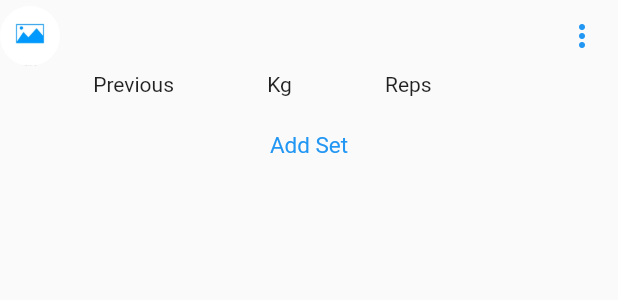
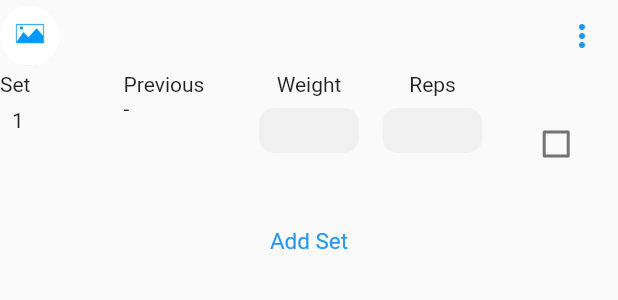
Before and after one commit to DVeneris/training_logger, a Flutter app: the ExerciseSingle widget shown alone on an empty page, opened directly with empty values, after a tap on "Add Set", on a phone screen of 412 x 824 dp. Shown: the top 300 px of the screen. Run offline on Flutter 3.47's test engine with Material 2 defaults, Android fonts, the light colour scheme and no system bars.

Commit message:
Table kanoniko

```diff
--- a/lib/widgets/workout/exercise.dart
+++ b/lib/widgets/workout/exercise.dart
@@ -47,6 +47,84 @@ class _ExerciseSingleState extends State<ExerciseSingle> {
     super.dispose();
   }
 
+  List<TableRow> _setList() {
+    var list = <TableRow>[];
+    var title = const TableRow(children: [
+      Text(
+        'Set',
+        style: TextStyle(fontStyle: FontStyle.normal),
+      ),
+      Text(
+        'Previous',
+        style: TextStyle(fontStyle: FontStyle.normal),
+      ),
+      Center(
+        child: Text(
+          'Weight',
+          style: TextStyle(fontStyle: FontStyle.normal),
+        ),
+      ),
+      Center(
+        child: Text(
+          'Reps',
+          style: TextStyle(fontStyle: FontStyle.normal),
+        ),
+      ),
+      Center(
+        child: Text(
+          '',
+          style: TextStyle(fontStyle: FontStyle.normal),
+        ),
+      ),
+    ]);
+    var sets = widget.exercise.sets.map((set) {
+      return TableRow(children: [
+        Padding(
+          padding: const EdgeInsets.all(8.0),
+          child: Text("${widget.exercise.sets.indexOf(set) + 1}"),
+        ),
+        const Text('-'),
+        Padding(
+          padding: const EdgeInsets.all(8.0),
+          child: WorkoutSetTextield(
+            onChange: (data) {
+              set.weight = data;
+            },
+          ),
+        ),
+        Padding(
+          padding: const EdgeInsets.all(8.0),
+          child: WorkoutSetTextield(
+            onChange: (data) {
+              set.reps = data;
+            },
+          ),
+        ),
+        widget.canTrain
+            ? Padding(
+                padding: const EdgeInsets.all(8.0),
+                child: Checkbox(
+                    value: set.isComplete,
+                    onChanged: (bool? onChanged) {
+                      setState(() {
+                        set.isComplete = onChanged ?? false;
+                      });
+                    }),
+              )
+            : const Padding(
+                padding: EdgeInsets.all(8.0),
+                child: Icon(
+                  Icons.lock,
+                  color: Colors.grey,
+                ),
+              ),
+      ]);
+    }).toList();
+    list.add(title);
+    list.addAll(sets);
+    return list;
+  }
+
   @override
   Widget build(BuildContext context) {
     return Column(
@@ -87,36 +165,7 @@ class _ExerciseSingleState extends State<ExerciseSingle> {
             )
           ],
         ),
-        Row(
-          mainAxisAlignment: MainAxisAlignment.spaceEvenly,
-          children: const [
-            // Padding(
-            //   padding: const EdgeInsets.only(left: 8.0, right: 8),
-            //   child: Text("Set"),
-            // ),
-            // Padding(
-            //   padding: const EdgeInsets.only(left: 8.0, right: 8),
-            //   child: Text("Previous"),
-            // ),
-            // Padding(
-            //   padding: const EdgeInsets.only(left: 8.0, right: 8),
-            //   child: Text("Kg"),
-            // ),
-            // Padding(
-            //   padding: const EdgeInsets.only(left: 8.0, right: 8),
-            //   child: Text("Reps"),
-            // ),
-            // Padding(
-            //   padding: const EdgeInsets.only(left: 8.0, right: 8),
-            //   child: Text(""),
-            // ),
-
-            Text("Previous"),
-            Text("Kg"),
-            Text("Reps"),
-            Text(""),
-          ],
-        ),
+        Table(children: _setList()), //edw
         Row(
           mainAxisAlignment: MainAxisAlignment.center,
           children: [
@@ -224,3 +273,52 @@ class _ExerciseSingleState extends State<ExerciseSingle> {
 //                     ],
 //                   );
 //                 }).toList()),
+
+
+
+// Table(
+//             children: widget.exercise.sets.map((set) {
+//           return TableRow(children: [
+//             ListView.builder(
+//               shrinkWrap: true,
+//               scrollDirection: Axis.vertical,
+//               physics: const NeverScrollableScrollPhysics(),
+//               itemCount: widget.exercise.sets.length,
+//               itemBuilder: (context, index) {
+//                 var set = widget.exercise.sets[index];
+//                 return Padding(
+//                   padding: const EdgeInsets.all(8.0),
+//                   child: Row(
+//                     mainAxisAlignment: MainAxisAlignment.spaceBetween,
+//                     children: [
+//                       Text("${widget.exercise.sets.indexOf(set) + 1}"),
+//                       const Text('-'),
+//                       WorkoutSetTextield(
+//                         onChange: (data) {
+//                           set.weight = data;
+//                         },
+//                       ),
+//                       WorkoutSetTextield(
+//                         onChange: (data) {
+//                           set.reps = data;
+//                         },
+//                       ),
+//                       widget.canTrain
+//                           ? Checkbox(
+//                               value: set.isComplete,
+//                               onChanged: (bool? onChanged) {
+//                                 setState(() {
+//                                   set.isComplete = onChanged ?? false;
+//                                 });
+//                               })
+//                           : const Icon(
+//                               Icons.lock,
+//                               color: Colors.grey,
+//                             ),
+//                     ],
+//                   ),
+//                 );
+//               },
+//             ),
+//           ]);
+//         }).toList()),
```
